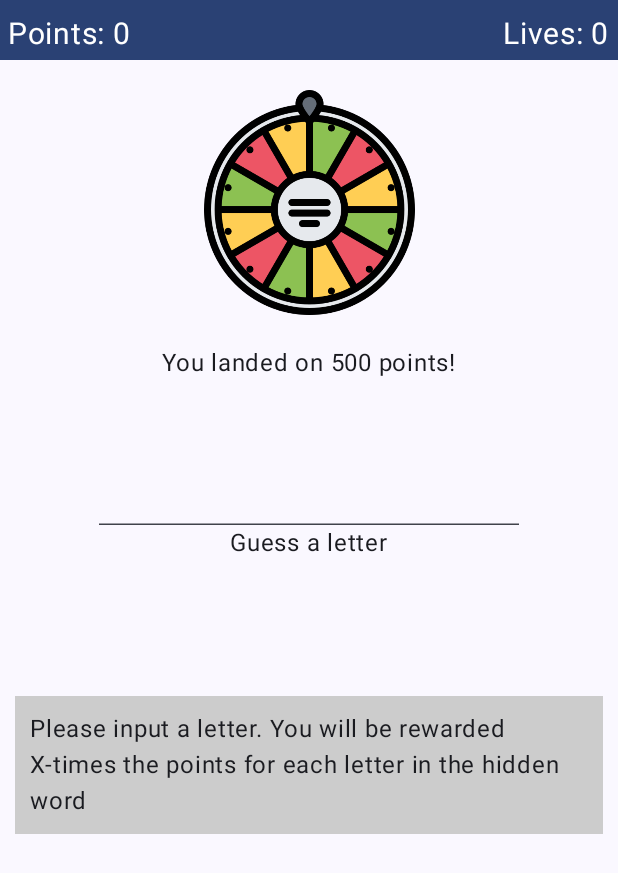
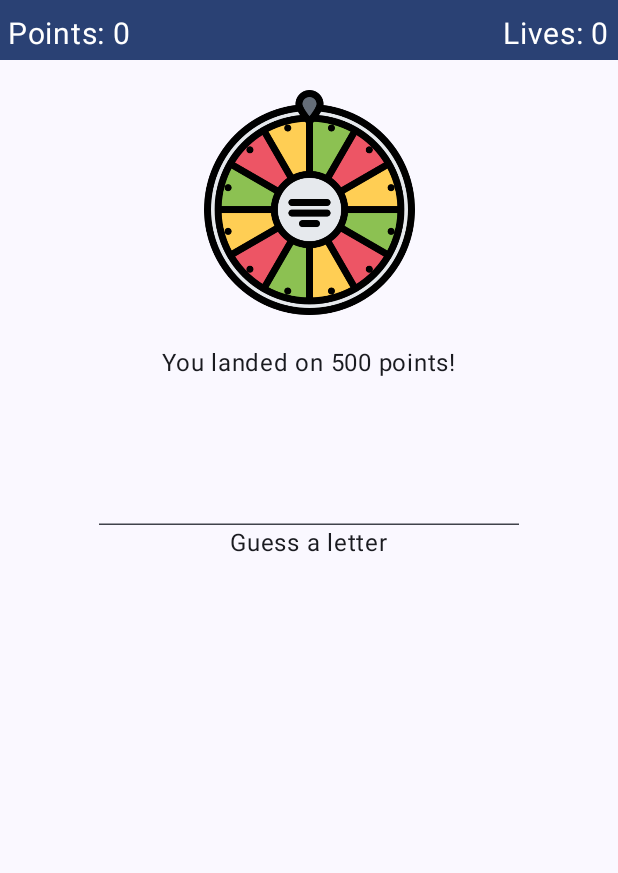
Before and after one commit to Greve2001/WheelOfFortune, an Android app built with Jetpack Compose: the GameScreen screen opened through its navigation route, after a tap on "Spin the Wheel", on a phone screen of 412 x 824 dp. Shown: the top 873 px of the screen. Run offline under Robolectric (Android 15) with nearby library versions, the phone set to English and light mode, and no system bars; our stand-ins replace accompanist.

Commit message:
Commented all code

```diff
--- a/app/src/main/java/com/example/wheeloffortune/MainActivity.kt
+++ b/app/src/main/java/com/example/wheeloffortune/MainActivity.kt
@@ -17,12 +17,6 @@ import com.example.wheeloffortune.ui.screens.GameScreen
 import com.example.wheeloffortune.ui.screens.StartScreen
 import com.example.wheeloffortune.ui.theme.WheelOfFortuneTheme
 
-sealed class Screens(val route: String){
-    object Start : Screens("startScreen")
-    object Game : Screens("gameScreen")
-    object GameOver : Screens("gameOverScreen")
-}
-
 class MainActivity : ComponentActivity() {
     override fun onCreate(savedInstanceState: Bundle?) {
         super.onCreate(savedInstanceState)
@@ -41,11 +35,13 @@ fun WheelOfFortune(){
         modifier = Modifier.fillMaxSize(),
         color = MaterialTheme.colorScheme.background
     ) {
+        // Setup
         val navController = rememberNavController()
         val viewModel = remember { WoFViewModel() }
 
         NavHost(navController = navController, startDestination = Screens.Start.route){
-            composable(Screens.Start.route) {
+
+            composable(Screens.Start.route) { // Start Screen
                 StartScreen(
                     viewModel = viewModel,
                     onNavigateToGameScreen = {
@@ -55,7 +51,7 @@ fun WheelOfFortune(){
                 )
             }
 
-            composable(Screens.Game.route) {
+            composable(Screens.Game.route) { // Game Screen
                 GameScreen(
                     viewModel = viewModel,
                     onGameOver = {
@@ -65,7 +61,7 @@ fun WheelOfFortune(){
                 )
             }
 
-            composable(Screens.GameOver.route) {
+            composable(Screens.GameOver.route) { // Game Over Screen
                 GameOverScreen(
                     viewModel = viewModel,
                     onRestartGame = { navController.navigate(Screens.Start.route) }
@@ -75,6 +71,14 @@ fun WheelOfFortune(){
     }
 }
 
+/**
+ * Container holding screen routes to ensure no mistyping
+ */
+sealed class Screens(val route: String){
+    object Start : Screens("startScreen")
+    object Game : Screens("gameScreen")
+    object GameOver : Screens("gameOverScreen")
+}
 
 @Preview(showBackground = true)
 @Composable
--- a/app/src/main/java/com/example/wheeloffortune/WoFViewModel.kt
+++ b/app/src/main/java/com/example/wheeloffortune/WoFViewModel.kt
@@ -17,12 +17,20 @@ import kotlin.random.Random
 const val startLives = 5
 var initial = true;
 
+/**
+ * Wheel of Fortune ViewModel
+ */
 class WoFViewModel : ViewModel() {
+    // Setup UIStateFlows
     private val _uiState = MutableStateFlow(WoFUiState())
     val uiState: StateFlow<WoFUiState> = _uiState.asStateFlow()
 
-    var correctGuess = false
+    // Used internally.
+    private var correctGuess = false
 
+    /**
+     * Start Game by initializing variables and fetching a random word.
+     */
     fun startGame(){
         _uiState.update { currentState ->
             currentState.copy(
@@ -38,9 +46,13 @@ class WoFViewModel : ViewModel() {
         setGameState(GameState.IDLE)
     }
 
+    /**
+     * Fetch a random word and set in uiState.
+     */
     private fun fetchRandomWord(){
         val category: Set<String> = words[uiState.value.categoryKey]!!
 
+        // Save random word in uiState
         _uiState.update { currentState ->
             currentState.copy(
                 hiddenWord = category.random(Random(Date().time))
@@ -48,6 +60,9 @@ class WoFViewModel : ViewModel() {
         }
     }
 
+    /**
+     * Set category in uiState.
+     */
     fun selectCategory(category: String) {
         _uiState.update { currentState ->
             currentState.copy(
@@ -56,12 +71,19 @@ class WoFViewModel : ViewModel() {
         }
     }
 
+    /**
+     * Spin the wheel and set a random amount of points per letter in uiState.
+     * If hitting '0' treat is a being bankrupt.
+     * Update letters to show.
+     */
     fun spinTheWheel(){
+        // Set points per letter in uiState
         _uiState.update { currentState ->
             currentState.copy(
                 pointsPerLetter = wheelResults.random(Random(Date().time))
             )
         }
+        // Check if outcome is bankrupt.
         if (uiState.value.pointsPerLetter == 0) { // Bankrupt
             _uiState.update { currentState ->
                 currentState.copy(
@@ -75,12 +97,16 @@ class WoFViewModel : ViewModel() {
         updateLettersToShow()
     }
 
-
+    /**
+     * Update the letters to show on screen, by comparing internal uiState variables
+     */
     fun updateLettersToShow() {
         var lettersGuessed : String = uiState.value.lettersGuessed.lowercase()
         var hiddenWord : String = uiState.value.hiddenWord.lowercase()
         var lettersToDisplay : String = ""
 
+        // Calculate string to display on screen.
+        // If the letter is guessed show it, if not show a whitespace
         hiddenWord.forEach {
             if (lettersGuessed.contains(it))
                 lettersToDisplay += it
@@ -88,6 +114,7 @@ class WoFViewModel : ViewModel() {
                 lettersToDisplay += " "
         }
 
+        // Save it in uiState
         _uiState.update { currentState ->
             currentState.copy(
                 lettersToShow = lettersToDisplay
@@ -95,59 +122,83 @@ class WoFViewModel : ViewModel() {
         }
     }
 
+    /**
+     * Guess a letter. Is to be called when user presses a key
+     * If the char is not a letter or already has been pressed, returns false.
+     */
     fun guessLetter(letter: String) : Boolean {
         var lettersGuessed : String = uiState.value.lettersGuessed.lowercase()
         val alphabetString : String = "abcdefghijklmnopqrstuvxyz"
 
+        // If nothing is inputted
         if (letter.isEmpty()) return false
 
+        // Because we get a full string from textfield, we take first char and convert it to lower
+        // case to avoid issues
         val letter = letter.first().lowercase()[0]
 
+        // Verfiy that the char is in the alphabet and is not already guessed
         if (!(alphabetString.contains(letter) && !lettersGuessed.contains(letter)) )
             return false
 
+        // The letter is valid, so...
         setGameState(GameState.IDLE)
         addGuessedLetter(letter)
         addPoints(letter)
 
-        Log.println(Log.DEBUG, "TEST", "State: ${uiState.value.gameState}")
         return true
     }
 
+    /**
+     * Called by guessLetter. Is solely responsible for putting the new letter into uiState
+     * If all letters are guessed, it updates the game state to WON
+     */
     private fun addGuessedLetter(letter: Char){
+        // Save new guessed letter in uiState
         _uiState.update { currentState ->
             currentState.copy(
                 lettersGuessed = uiState.value.lettersGuessed + letter
             )
         }
 
+        // If word is found set game state to Won
         if (isWordFound()) {
             setGameState(GameState.WON)
         }
     }
 
+    /**
+     * Add points to the users point score.
+     */
     private fun addPoints(letter: Char){
         var occurences: Int = 0
 
+        // Fetch values for use
         val pointsPerLetter: Int = uiState.value.pointsPerLetter
         val oldPoints: Int = uiState.value.points
         val hiddenWord : String = uiState.value.hiddenWord.lowercase()
 
+        // Count amount of times the letter occurs in the hidden word
         hiddenWord.forEach {
             if (it == letter) occurences++
         }
 
+        // Set points
         _uiState.update { currentState ->
             currentState.copy(
                 points = oldPoints + occurences * pointsPerLetter
             )
         }
 
+        // If the guess was incorrect, remove a life
         correctGuess = occurences != 0
         if (!correctGuess)
             removeLive()
     }
 
+    /**
+     * Remove a single life from the user
+     */
     private fun removeLive(){
         val newLives = uiState.value.lives-1
         _uiState.update { currentState ->
@@ -156,28 +207,36 @@ class WoFViewModel : ViewModel() {
             )
         }
 
+        // If there are not lives left, set gamestate as LOST
         if (newLives <= 0){
             setGameState(GameState.LOST)
         }
     }
 
+    /**
+     * Checks if the word is found.
+     */
     private fun isWordFound() : Boolean {
         val lettersGuessed : String = uiState.value.lettersGuessed.lowercase()
         val hiddenWord : String = uiState.value.hiddenWord.lowercase()
         var numLettersFound = 0
 
+        // Count amount of letters found in hidden word
         hiddenWord.forEach {
             if (lettersGuessed.contains(it))
                 numLettersFound++
         }
 
+        // If all letters have been found
         if (numLettersFound >= hiddenWord.length)
             return true
 
         return false
     }
 
-
+    /**
+     * Funtion that provides a string to display on screen according to what have happened to the spin prior.
+     */
     fun getSpinResultString() : String {
         var resultString: String = ""
         if (uiState.value.gameState == GameState.IDLE){
@@ -195,6 +254,9 @@ class WoFViewModel : ViewModel() {
         return resultString
     }
 
+    /**
+     * Set the GameState in uiState
+     */
     fun setGameState(state: GameState){
         _uiState.update { currentState ->
             currentState.copy(
@@ -203,6 +265,9 @@ class WoFViewModel : ViewModel() {
         }
     }
 
+    /**
+     * Reset variables used for the game, when the game is over.
+     */
     fun resetGame(){
         _uiState.update { currentState ->
             currentState.copy(
--- a/app/src/main/java/com/example/wheeloffortune/data/WheelResults.kt
+++ b/app/src/main/java/com/example/wheeloffortune/data/WheelResults.kt
@@ -1,5 +1,8 @@
 package com.example.wheeloffortune.data
 
+/**
+ * Different outcomes of spinning the wheel of fortune
+ */
 val wheelResults: Set<Int> = setOf(
     100,
     100,
--- a/app/src/main/java/com/example/wheeloffortune/data/WoFUiState.kt
+++ b/app/src/main/java/com/example/wheeloffortune/data/WoFUiState.kt
@@ -5,15 +5,17 @@ enum class GameState() {
 }
 
 data class WoFUiState(
-
+    // Visible Variables
     var lives: Int = 0,
     var points: Int = 0,
 
+    // Internal variables
     val hiddenWord: String = "",
     var lettersGuessed: String = "",
     var lettersToShow: String = "",
     var pointsPerLetter: Int = 0,
 
+    // Game variables
     var gameState: GameState = GameState.IDLE,
     var categoryKey: String = "",
 )
--- a/app/src/main/java/com/example/wheeloffortune/ui/Components.kt
+++ b/app/src/main/java/com/example/wheeloffortune/ui/Components.kt
@@ -19,9 +19,12 @@ import androidx.compose.ui.unit.dp
 import androidx.compose.ui.unit.sp
 
 
-////////// Hidden Word //////////
+/**
+ * Word Display of a box for each letter in a grid
+ */
 @Composable
 fun WordDisplay(letters: String){
+    // Calculate grid width to make it be centered on screen
     var gridWidth = letters.toList().count() * 40
     if (gridWidth > 380) gridWidth = 380
 
@@ -36,8 +39,11 @@ fun WordDisplay(letters: String){
     }
 }
 
+/**
+ * Letter box used by WordDisplay
+ */
 @Composable
-fun Letter(letter: String){
+private fun Letter(letter: String){
     var modifier = Modifier
         .height(50.dp)
         .width(40.dp)
@@ -53,7 +59,9 @@ fun Letter(letter: String){
     }
 }
 
-////////// Top Bar //////////
+/**
+ * Topbar to show game variables: points and lives.
+ */
 @Composable
 fun TopBar(points: Int, lives: Int){
     Row(
@@ -80,23 +88,9 @@ fun TopBar(points: Int, lives: Int){
     }
 }
 
-////////// Description Box //////////
-@Composable
-fun DescriptionBox(text: String){
-    BoxWithConstraints(
-        modifier = Modifier
-            .fillMaxWidth()
-            .padding(10.dp)
-            .background(Color.LightGray),
-        contentAlignment = Alignment.Center
-    ) {
-        Text(
-            text = text,
-            modifier = Modifier.padding(10.dp)
-        )
-    }
-}
-
+/**
+ * Outlined textfield, that the user has to input a single letter into at a time.
+ */
 @OptIn(ExperimentalMaterial3Api::class)
 @Composable
 fun GuessedLetters(
@@ -110,7 +104,6 @@ fun GuessedLetters(
         modifier = Modifier.focusRequester(focusRequester),
         colors = TextFieldDefaults.textFieldColors(
             containerColor = Color.Transparent,
-            // unfocusedIndicatorColor = Color.Transparent
         )
     )
     Text(text = "Guess a letter") // Textfield Description
--- a/app/src/main/java/com/example/wheeloffortune/ui/screens/GameOverScreen.kt
+++ b/app/src/main/java/com/example/wheeloffortune/ui/screens/GameOverScreen.kt
@@ -12,6 +12,9 @@ import androidx.compose.ui.unit.sp
 import com.example.wheeloffortune.WoFViewModel
 import com.example.wheeloffortune.data.GameState
 
+/**
+ * Game Over Screen Composable. Used after the game is won or lost
+ */
 @Composable
 fun GameOverScreen(
     viewModel: WoFViewModel,
@@ -24,12 +27,11 @@ fun GameOverScreen(
         horizontalAlignment = Alignment.CenterHorizontally,
         verticalArrangement = Arrangement.Center,
     ){
-        // H1
-        Text(
+        Text( // Heading
             text = "Game Over!",
             fontSize = 40.sp
         )
-
+        // Display text depending on winning or losing
         if (uiState.value.gameState == GameState.WON) {
             Text(text = "You have Won!")
             Text(text = "You won with ${uiState.value.points} points")
--- a/app/src/main/java/com/example/wheeloffortune/ui/screens/GameScreen.kt
+++ b/app/src/main/java/com/example/wheeloffortune/ui/screens/GameScreen.kt
@@ -21,31 +21,37 @@ import com.example.wheeloffortune.R
 import com.example.wheeloffortune.data.GameState
 import com.example.wheeloffortune.ui.theme.WheelOfFortuneTheme
 
+/**
+ * Game Screen Composable. Main screen for playing THe Wheel of Fortune game
+ */
 @OptIn(ExperimentalMaterial3Api::class, ExperimentalComposeUiApi::class)
 @Composable
 fun GameScreen(
     viewModel: WoFViewModel,
     onGameOver: () -> Unit
 ) {
+    // Initialize variables to use through out the composition
     val uiState = viewModel.uiState.collectAsState()
-
-    var lettersToDisplay = uiState.value.lettersToShow
     val keyboardController = LocalSoftwareKeyboardController.current
     val focusRequester = remember { FocusRequester() }
     val focusManager = LocalFocusManager.current
 
-    // Initial
+    var lettersToDisplay = uiState.value.lettersToShow
+
+
+    // Initial call to display the words, becuase the uiState string is empty
     viewModel.updateLettersToShow()
 
     // Not sure why i have to make a single time trigger, when it switches screens
-    // But if i dont the onGameOver() gets called infinite times
+    // But if i dont the onGameOver() gets called infinite times, though we should be on another screen
     var once = remember { mutableStateOf(true) }
+    // If game is Lost or Won navigate to GameOver screen
     if ((uiState.value.gameState == GameState.WON || uiState.value.gameState == GameState.LOST) && once.value){
         onGameOver()
         once.value = false
     }
 
-
+    // Main Column
     Column(
         modifier = Modifier.fillMaxSize(),
         verticalArrangement = Arrangement.Top,
@@ -93,11 +99,6 @@ fun GameScreen(
             SideEffect { // Focus on TextField
                 focusRequester.requestFocus()
             }
-
-            Spacer(modifier = Modifier.height(80.dp))
-
-            DescriptionBox(text = "Please input a letter. You will be rewarded X-times " +
-                    "the points for each letter in the hidden word")
         }
     }
 }
--- a/app/src/main/java/com/example/wheeloffortune/ui/screens/StartScreen.kt
+++ b/app/src/main/java/com/example/wheeloffortune/ui/screens/StartScreen.kt
@@ -15,6 +15,9 @@ import com.example.wheeloffortune.data.categoryAnimal
 import com.example.wheeloffortune.data.words
 import org.intellij.lang.annotations.JdkConstants.HorizontalAlignment
 
+/**
+ * Start Screen Composable. Start screen for choosing category before starting the game
+ */
 @Composable
 fun StartScreen(
     viewModel: WoFViewModel,
@@ -55,6 +58,7 @@ fun StartScreen(
 
         Spacer(modifier = Modifier.height(150.dp))
 
+        // Make sure that a category is selected before enabling startGame Button
         var hasSelectedCategory = false
         if (uiState.value.categoryKey != "") hasSelectedCategory = true
         Button(
```
